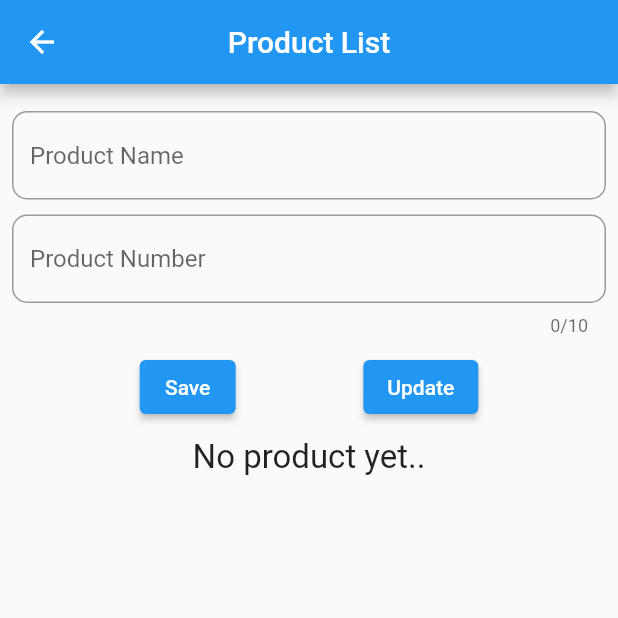
After one commit to AminaD09/Dolibarr-mobile, a Flutter app: the HomePage screen opened directly, on a phone screen of 412 x 824 dp, the top half of it. The commit adds this screen. Run offline on Flutter 3.47's test engine with Material 2 defaults, Android fonts, the phone set to English and light mode, and no system bars; our stand-ins replace google_fonts, lottie, page_transition; missing offline and left inert: flutter_session_manager; network calls fail.

Commit message:
product
change for product

```diff
--- /dev/null
+++ b/dolibarr_app/lib/produit/home_page.dart
@@ -0,0 +1,159 @@
+import 'package:dolibarr_app/produit/product.dart';
+import 'package:flutter/material.dart';
+
+class HomePage extends StatefulWidget {
+  const HomePage({Key? key}) : super(key: key);
+
+  @override
+  State<HomePage> createState() => _HomePageState();
+}
+
+class _HomePageState extends State<HomePage> {
+  TextEditingController nameController = TextEditingController();
+  TextEditingController productController = TextEditingController();
+  List<Product> products = List.empty(growable: true);
+
+  int selectedIndex = -1;
+
+  @override
+  Widget build(BuildContext context) {
+    return Scaffold(
+      appBar: AppBar(
+        centerTitle: true,
+        title: const Text('Product List'),
+      ),
+      body: Padding(
+        padding: const EdgeInsets.all(8.0),
+        child: Column(
+          children: [
+            const SizedBox(height: 10),
+            TextField(
+              controller: nameController,
+              decoration: const InputDecoration(
+                  hintText: 'Product Name',
+                  border: OutlineInputBorder(
+                      borderRadius: BorderRadius.all(
+                    Radius.circular(10),
+                  ))),
+            ),
+            const SizedBox(height: 10),
+            TextField(
+              controller: productController,
+              keyboardType: TextInputType.number,
+              maxLength: 10,
+              decoration: const InputDecoration(
+                  hintText: 'Product Number',
+                  border: OutlineInputBorder(
+                      borderRadius: BorderRadius.all(
+                    Radius.circular(10),
+                  ))),
+            ),
+            const SizedBox(height: 10),
+            Row(
+              mainAxisAlignment: MainAxisAlignment.spaceEvenly,
+              children: [
+                ElevatedButton(
+                    onPressed: () {
+                      //
+                      String name = nameController.text.trim();
+                      String product = productController.text.trim();
+                      if (name.isNotEmpty && product.isNotEmpty) {
+                        setState(() {
+                          nameController.text = '';
+                          productController.text = '';
+                          products.add(Product(name: name, product: product));
+                        });
+                      }
+                      //
+                    },
+                    child: const Text('Save')),
+                ElevatedButton(
+                    onPressed: () {
+                      //
+                      String name = nameController.text.trim();
+                      String product = productController.text.trim();
+                      if (name.isNotEmpty && product.isNotEmpty) {
+                        setState(() {
+                          nameController.text = '';
+                          productController.text = '';
+                          products[selectedIndex].name = name;
+                          products[selectedIndex].product = product;
+                          selectedIndex = -1;
+                        });
+                      }
+                      //
+                    },
+                    child: const Text('Update')),
+              ],
+            ),
+            const SizedBox(height: 10),
+            products.isEmpty
+                ? const Text(
+                    'No product yet..',
+                    style: TextStyle(fontSize: 22),
+                  )
+                : Expanded(
+                    child: ListView.builder(
+                      itemCount: products.length,
+                      itemBuilder: (context, index) => getRow(index),
+                    ),
+                  )
+          ],
+        ),
+      ),
+    );
+  }
+
+  Widget getRow(int index) {
+    return Card(
+      child: ListTile(
+        leading: CircleAvatar(
+          backgroundColor:
+              index % 2 == 0 ? Colors.deepPurpleAccent : Colors.blue,
+          foregroundColor: Colors.white,
+          child: Text(
+            products[index].name[0],
+            style: const TextStyle(fontWeight: FontWeight.bold),
+          ),
+        ),
+        title: Column(
+          crossAxisAlignment: CrossAxisAlignment.start,
+          children: [
+            Text(
+              products[index].name,
+              style: const TextStyle(fontWeight: FontWeight.bold),
+            ),
+            Text(products[index].product),
+          ],
+        ),
+        trailing: SizedBox(
+          width: 70,
+          child: Row(
+            children: [
+              InkWell(
+                  onTap: () {
+                    //
+                    nameController.text = products[index].name;
+                    productController.text = products[index].product;
+                    setState(() {
+                      selectedIndex = index;
+                    });
+                    //
+                  },
+                  child: const Icon(Icons.edit)),
+              InkWell(
+                  onTap: (() {
+                    //
+                    setState(() {
+                      products.removeAt(index);
+                    });
+                    //
+                  }),
+                  child: const Icon(Icons.delete)),
+            ],
+          ),
+        ),
+      ),
+    );
+  }
+}
--- /dev/null
+++ b/dolibarr_app/lib/produit/product.dart
@@ -0,0 +1,5 @@
+class Product {
+  String name;
+  String product;
+  Product({required this.name, required this.product});
+}
```
Also changed, not shown: dolibarr_app/lib/pages/Dashboard.dart (+34 -6 lines).
